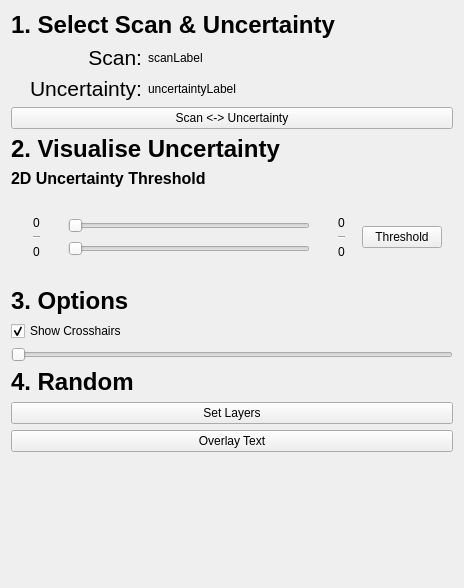
First picture: the form in Sams_Project/Plugins/com.sam.finalyearproject/src/internal/Sams_ViewControls.ui, repository bonzo45/Final-Year-Project, before the edit.
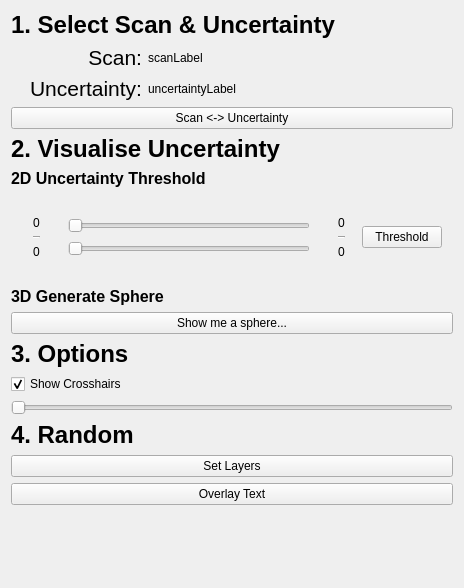
Second picture: the form after the edit. Custom widgets are drawn as their Qt base class.

Commit message: Finally a sphere appears. Really need to remember to call Update() quicker. Second time that it's taken me an hour to spot... :-(

```diff
--- a/Sams_Project/Plugins/com.sam.finalyearproject/src/internal/Sams_ViewControls.ui
+++ b/Sams_Project/Plugins/com.sam.finalyearproject/src/internal/Sams_ViewControls.ui
@@ -266,6 +266,27 @@
      </layout>
     </widget>
    </item>
+   <item>
+    <widget class="QLabel" name="label2b">
+     <property name="font">
+      <font>
+       <pointsize>12</pointsize>
+       <weight>75</weight>
+       <bold>true</bold>
+      </font>
+     </property>
+     <property name="text">
+      <string>3D Generate Sphere</string>
+     </property>
+    </widget>
+   </item>
+   <item>
+    <widget class="QPushButton" name="buttonSphere">
+     <property name="text">
+      <string>Show me a sphere...</string>
+     </property>
+    </widget>
+   </item>
    <item>
     <widget class="QLabel" name="label3">
      <property name="font">
```
The commit also changes 2 other files.
